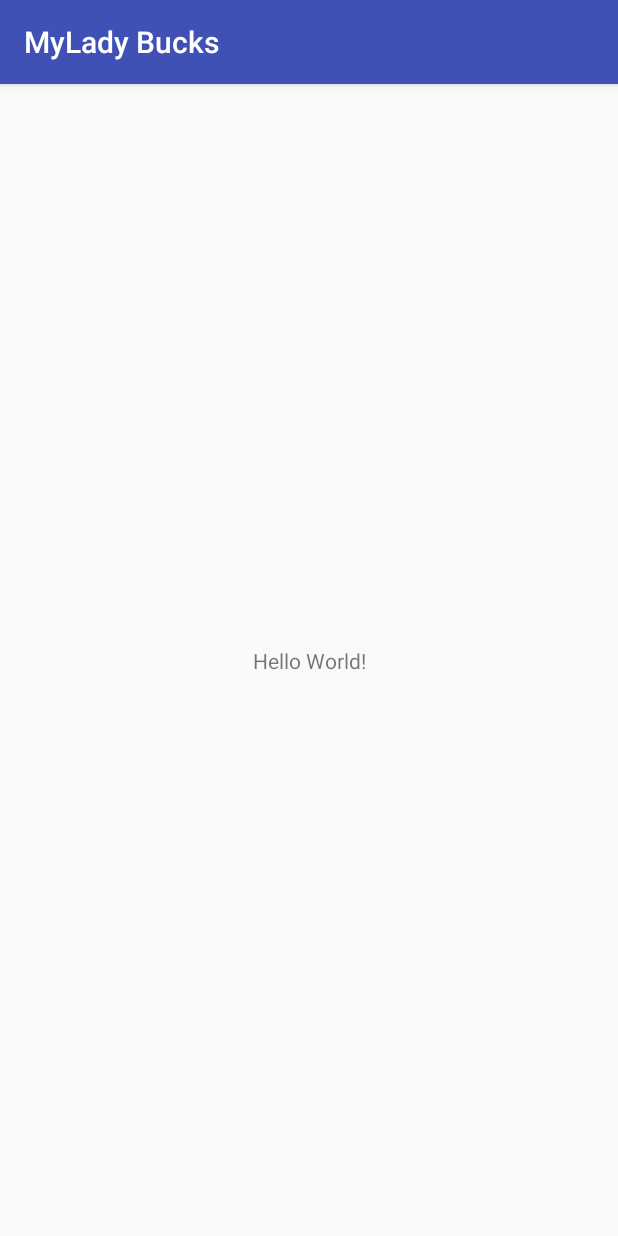
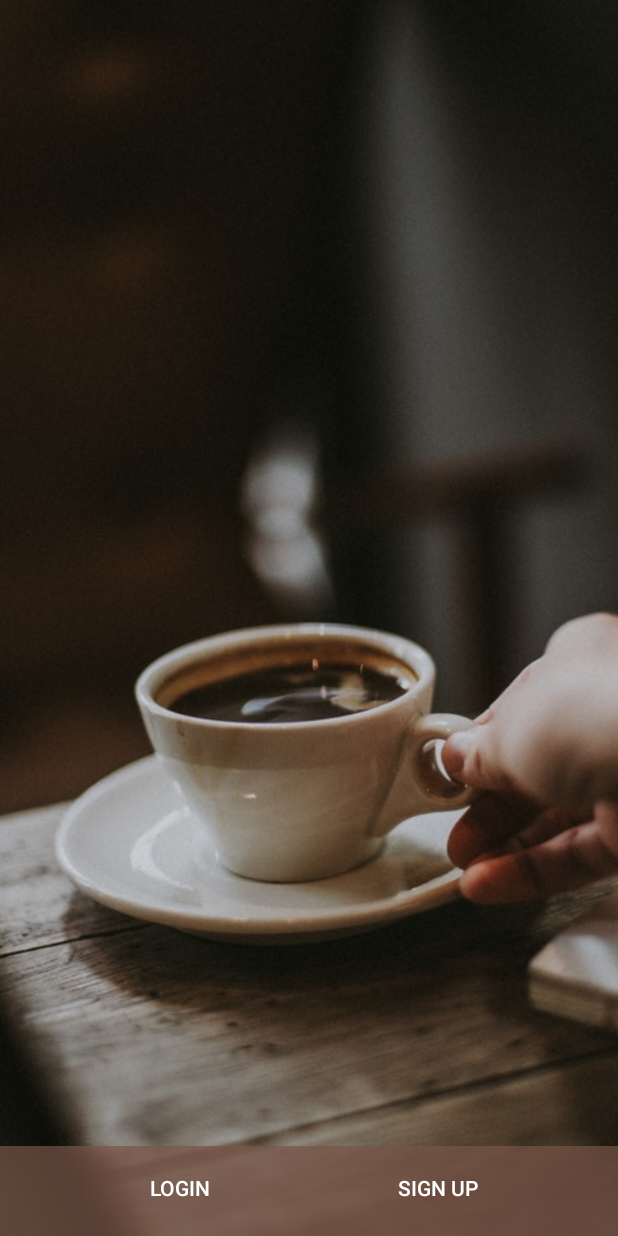
Before and after one commit to roarena/coffee-shop, an Android app: the screen it shows after launch (MainActivity before the commit, LoginActivity after it), on a phone screen of 412 x 824 dp. Run offline under Robolectric (Android 15) with nearby library versions, the phone set to English and light mode, and no system bars; our stand-ins replace ButterKnife.

Commit message:
Adding login buggy screen
Signed-off-by: Rodrigo Camara <rodrigo.camara@lge.com>

```diff
--- a/client/app/build.gradle
+++ b/client/app/build.gradle
@@ -4,7 +4,7 @@ android {
     compileSdkVersion 26
     defaultConfig {
         applicationId "eu.rodrigocamara.myladybucks"
-        minSdkVersion 15
+        minSdkVersion 19
         targetSdkVersion 26
         versionCode 1
         versionName "1.0"
@@ -25,4 +25,8 @@ dependencies {
     testImplementation 'junit:junit:4.12'
     androidTestImplementation 'com.android.support.test:runner:1.0.1'
     androidTestImplementation 'com.android.support.test.espresso:espresso-core:3.0.1'
+
+    // External Libs
+    compile 'com.jakewharton:butterknife:8.8.1'
+    annotationProcessor 'com.jakewharton:butterknife-compiler:8.8.1'
 }
--- a/client/app/src/main/AndroidManifest.xml
+++ b/client/app/src/main/AndroidManifest.xml
@@ -16,6 +16,8 @@
                 <category android:name="android.intent.category.LAUNCHER" />
             </intent-filter>
         </activity>
+        <activity android:name=".LoginActivity"
+            android:theme="@style/LoginTheme"></activity>
     </application>
 
 </manifest>
--- /dev/null
+++ b/client/app/src/main/java/eu/rodrigocamara/myladybucks/LoginActivity.java
@@ -0,0 +1,78 @@
+package eu.rodrigocamara.myladybucks;
+
+import android.support.constraint.ConstraintLayout;
+import android.support.constraint.ConstraintSet;
+import android.support.v7.app.AppCompatActivity;
+import android.os.Bundle;
+import android.transition.TransitionManager;
+import android.view.View;
+import android.widget.Button;
+
+import butterknife.BindView;
+import butterknife.ButterKnife;
+
+public class LoginActivity extends AppCompatActivity {
+
+    @BindView(R.id.cl_login_constraint)
+    ConstraintLayout mConstraintLayout;
+
+    @BindView(R.id.btn_signin)
+    Button mBtnLogin;
+
+    @BindView(R.id.btn_signup)
+    Button mBtnSignup;
+
+    private ConstraintSet layoutOpen;
+    private ConstraintSet layoutClosed;
+    private boolean isBarOpen = false;
+
+    @Override
+    protected void onCreate(Bundle savedInstanceState) {
+        super.onCreate(savedInstanceState);
+        setContentView(R.layout.activity_login_closed);
+        ButterKnife.bind(this);
+
+        layoutOpen = new ConstraintSet();
+        layoutClosed = new ConstraintSet();
+
+        mBtnLogin.setOnClickListener(new View.OnClickListener() {
+            @Override
+            public void onClick(View view) {
+                openBar(R.layout.activity_login_open_login);
+            }
+        });
+        mBtnSignup.setOnClickListener(new View.OnClickListener() {
+            @Override
+            public void onClick(View view) {
+                openBar(R.layout.activity_login_open_signup);
+            }
+        });
+    }
+
+    @Override
+    public void onBackPressed() {
+        if (isBarOpen) {
+            closeBar();
+        } else {
+            super.onBackPressed();
+        }
+    }
+
+    private void openBar(int layoutToOpen) {
+        layoutOpen.clone(getBaseContext(), layoutToOpen);
+        layoutClosed.clone(mConstraintLayout);
+
+        TransitionManager.beginDelayedTransition(mConstraintLayout);
+        layoutOpen.applyTo(mConstraintLayout);
+        isBarOpen = true;
+    }
+
+    private void closeBar() {
+        layoutClosed.clone(getBaseContext(), R.layout.activity_login_closed);
+        layoutOpen.clone(mConstraintLayout);
+
+        TransitionManager.beginDelayedTransition(mConstraintLayout);
+        layoutClosed.applyTo(mConstraintLayout);
+        isBarOpen = false;
+    }
+}
--- a/client/app/src/main/java/eu/rodrigocamara/myladybucks/MainActivity.java
+++ b/client/app/src/main/java/eu/rodrigocamara/myladybucks/MainActivity.java
@@ -1,5 +1,6 @@
 package eu.rodrigocamara.myladybucks;
 
+import android.content.Intent;
 import android.support.v7.app.AppCompatActivity;
 import android.os.Bundle;
 
@@ -9,5 +10,7 @@ public class MainActivity extends AppCompatActivity {
     protected void onCreate(Bundle savedInstanceState) {
         super.onCreate(savedInstanceState);
         setContentView(R.layout.activity_main);
+        startActivity(new Intent(this,LoginActivity.class));
+        finish();
     }
 }
--- /dev/null
+++ b/client/app/src/main/res/layout/activity_login_closed.xml
@@ -0,0 +1,41 @@
+<?xml version="1.0" encoding="utf-8"?>
+<android.support.constraint.ConstraintLayout xmlns:android="http://schemas.android.com/apk/res/android"
+    xmlns:app="http://schemas.android.com/apk/res-auto"
+    xmlns:tools="http://schemas.android.com/tools"
+    android:id="@+id/cl_login_constraint"
+    android:layout_width="match_parent"
+    android:layout_height="match_parent"
+    android:fitsSystemWindows="false"
+    tools:context="eu.rodrigocamara.myladybucks.LoginActivity">
+
+    <ImageView
+        android:id="@+id/iv_login_bg"
+        android:layout_width="0dp"
+        android:layout_height="0dp"
+        android:scaleType="centerCrop"
+        app:layout_constraintBottom_toBottomOf="parent"
+        app:layout_constraintEnd_toEndOf="parent"
+        app:layout_constraintStart_toStartOf="parent"
+        app:layout_constraintTop_toTopOf="parent"
+        app:srcCompat="@drawable/bg_login" />
+
+    <android.support.constraint.ConstraintLayout
+        android:id="@+id/constraintLayout"
+        android:layout_width="0dp"
+        android:layout_height="60dp"
+        android:alpha="0.7"
+        android:background="#795548"
+        app:layout_constraintBottom_toBottomOf="parent"
+        app:layout_constraintEnd_toEndOf="parent"
+        app:layout_constraintStart_toStartOf="parent">
+
+    </android.support.constraint.ConstraintLayout>
+
+    <include
+        layout="@layout/activity_login_components_login"
+        android:visibility="gone" />
+
+    <include layout="@layout/activity_login_components_main_buttons" />
+
+
+</android.support.constraint.ConstraintLayout>
--- /dev/null
+++ b/client/app/src/main/res/layout/activity_login_components_main_buttons.xml
@@ -0,0 +1,37 @@
+<?xml version="1.0" encoding="utf-8"?>
+<android.support.constraint.ConstraintLayout xmlns:android="http://schemas.android.com/apk/res/android"
+    xmlns:app="http://schemas.android.com/apk/res-auto"
+    xmlns:tools="http://schemas.android.com/tools"
+    android:layout_width="match_parent"
+    android:layout_height="match_parent"
+    android:fitsSystemWindows="false"
+    tools:context="eu.rodrigocamara.myladybucks.LoginActivity">
+
+    <Button
+        android:id="@+id/btn_signup"
+        style="@style/Widget.AppCompat.Button.Borderless.Colored"
+        android:layout_width="120dp"
+        android:layout_height="wrap_content"
+        android:layout_marginBottom="8dp"
+        android:layout_marginEnd="8dp"
+        android:layout_marginTop="8dp"
+        android:text="@string/login_btn_signup"
+        app:layout_constraintBottom_toBottomOf="parent"
+        app:layout_constraintEnd_toEndOf="parent"
+        app:layout_constraintHorizontal_bias="0.5"
+        app:layout_constraintStart_toEndOf="@+id/btn_signin"
+        app:layout_constraintTop_toTopOf="@+id/constraintLayout" />
+
+    <Button
+        android:id="@+id/btn_signin"
+        style="@style/Widget.AppCompat.Button.Borderless.Colored"
+        android:layout_width="120dp"
+        android:layout_height="36dp"
+        android:layout_marginStart="8dp"
+        android:text="@string/login_btn_login"
+        app:layout_constraintBaseline_toBaselineOf="@+id/btn_signup"
+        app:layout_constraintEnd_toStartOf="@+id/btn_signup"
+        app:layout_constraintHorizontal_bias="0.5"
+        app:layout_constraintStart_toStartOf="parent" />
+
+</android.support.constraint.ConstraintLayout>
--- a/client/app/src/main/res/values/colors.xml
+++ b/client/app/src/main/res/values/colors.xml
@@ -1,6 +1,6 @@
 <?xml version="1.0" encoding="utf-8"?>
 <resources>
-    <color name="colorPrimary">#3F51B5</color>
-    <color name="colorPrimaryDark">#303F9F</color>
-    <color name="colorAccent">#FF4081</color>
+    <color name="colorPrimary">#795548</color>
+    <color name="colorPrimaryDark">#6D4C41</color>
+    <color name="colorAccent">#FF5722</color>
 </resources>
--- a/client/app/src/main/res/values/strings.xml
+++ b/client/app/src/main/res/values/strings.xml
@@ -1,3 +1,5 @@
 <resources>
     <string name="app_name">MyLady Bucks</string>
+    <string name="login_btn_login">Login</string>
+    <string name="login_btn_signup">Sign Up</string>
 </resources>
--- a/client/app/src/main/res/values/styles.xml
+++ b/client/app/src/main/res/values/styles.xml
@@ -1,11 +1,20 @@
 <resources>
 
     <!-- Base application theme. -->
-    <style name="AppTheme" parent="Theme.AppCompat.Light.DarkActionBar">
+    <style name="AppTheme" parent="Theme.AppCompat.Light.NoActionBar">
         <!-- Customize your theme here. -->
         <item name="colorPrimary">@color/colorPrimary</item>
         <item name="colorPrimaryDark">@color/colorPrimaryDark</item>
         <item name="colorAccent">@color/colorAccent</item>
     </style>
 
+    <style name="LoginTheme" parent="AppTheme">
+        <item name="android:textColor">@android:color/white</item>
+        <item name="android:gravity">center</item>
+        <item name="android:textColorHint">@android:color/white</item>
+        <item name="android:windowTranslucentStatus">true</item>
+        <item name="colorControlNormal">#c5c5c5</item>
+        <item name="colorControlActivated">@color/colorAccent</item>
+        <item name="colorControlHighlight">@color/colorAccent</item>
+    </style>
 </resources>
```
Also changed, not shown: client/app/src/main/res/layout/activity_login_components_login.xml (added, +73 -0 lines), client/app/src/main/res/layout/activity_login_open_login.xml (added, +39 -0 lines), client/app/src/main/res/layout/activity_login_open_signup.xml (added, +37 -0 lines), client/app/src/main/res/layout/login_content.xml (added, +74 -0 lines), client/app/src/main/res/drawable/bg_login.jpg (added), client/app/src/main/res/drawable/bottom_login.png (added), client/app/src/main/res/drawable/bottom_login_up.png (added), client/app/src/main/res/drawable/email_outline.png (added), client/app/src/main/res/drawable/signin_facebook.png (added), client/app/src/main/res/drawable/signin_google.png (added), client/app/src/main/res/drawable/textbox_password.png (added).
